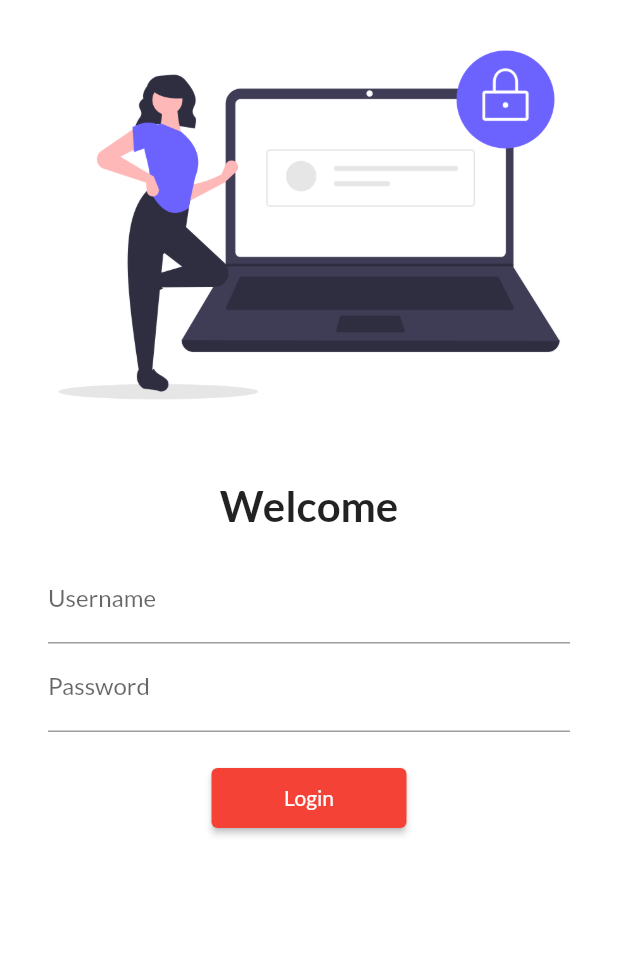
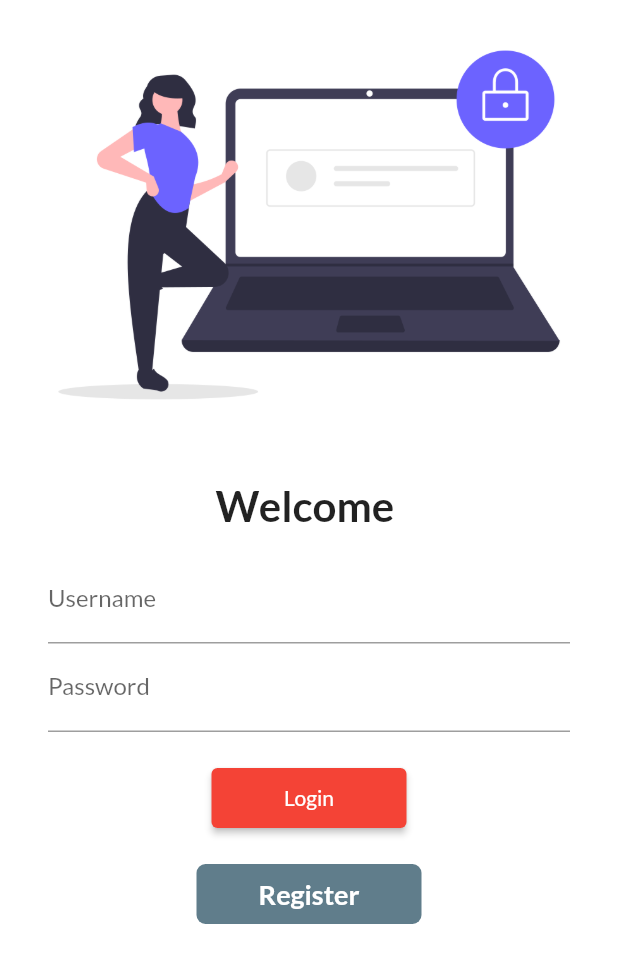
Before and after one commit to vikasdubeyyy/flutter_catalog, a Flutter app: the screen it shows after launch, on a phone screen of 412 x 824 dp. Shown: the top 963 px of the screen. Run offline on Flutter 3.47's test engine with Material 2 defaults, Android fonts, the light colour scheme and no system bars; our stand-ins replace google_fonts.

Commit message:
Day 6 completed

```diff
--- a/lib/screens/login.dart
+++ b/lib/screens/login.dart
@@ -1,7 +1,15 @@
 import 'package:flutter/material.dart';
 import 'package:flutter_catalog/utils/routes.dart';
 
-class Login extends StatelessWidget {
+class Login extends StatefulWidget {
+  @override
+  _LoginState createState() => _LoginState();
+}
+
+class _LoginState extends State<Login> {
+  String name = "";
+  bool changeButton = false;
+
   @override
   Widget build(BuildContext context) {
     return Material(
@@ -18,7 +26,7 @@ class Login extends StatelessWidget {
                 height: 20,
               ),
               Text(
-                "Welcome",
+                "Welcome $name",
                 style: TextStyle(fontSize: 28, fontWeight: FontWeight.bold),
               ),
               Padding(
@@ -29,6 +37,10 @@ class Login extends StatelessWidget {
                     TextFormField(
                       decoration: InputDecoration(
                           hintText: "Enter Username", labelText: "Username"),
+                      onChanged: (value) {
+                        name = value;
+                        setState(() {});
+                      },
                     ),
                     TextFormField(
                       obscureText: true,
@@ -45,7 +57,40 @@ class Login extends StatelessWidget {
                             minimumSize: Size(130, 40)),
                         onPressed: () {
                           Navigator.pushNamed(context, MyRoutes.HOME);
-                        })
+                        }),
+                    SizedBox(
+                      height: 20,
+                    ),
+                    InkWell(
+                      onTap: () async {
+                        setState(() {
+                          changeButton = true;
+                        });
+                        await Future.delayed(Duration(seconds: 1));
+                        Navigator.pushNamed(context, MyRoutes.HOME);
+                      },
+                      child: AnimatedContainer(
+                        duration: Duration(seconds: 1),
+                        width: changeButton ? 50 : 150,
+                        height: 40,
+                        // color: Colors.deepOrange,
+                        alignment: Alignment.center,
+                        child: changeButton
+                            ? Icon(
+                                Icons.done,
+                                color: Colors.white,
+                              )
+                            : Text("Register",
+                                style: TextStyle(
+                                    color: Colors.white,
+                                    fontWeight: FontWeight.bold,
+                                    fontSize: 18)),
+                        decoration: BoxDecoration(
+                            color: Colors.blueGrey,
+                            borderRadius:
+                                BorderRadius.circular(changeButton ? 20 : 6)),
+                      ),
+                    ),
                   ],
                 ),
               )
```
